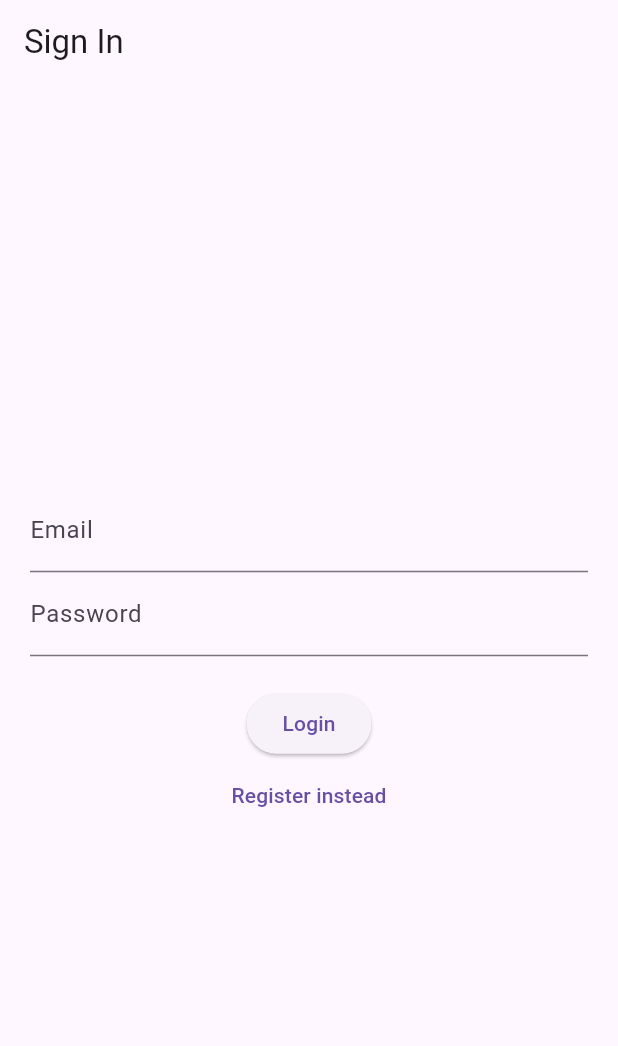
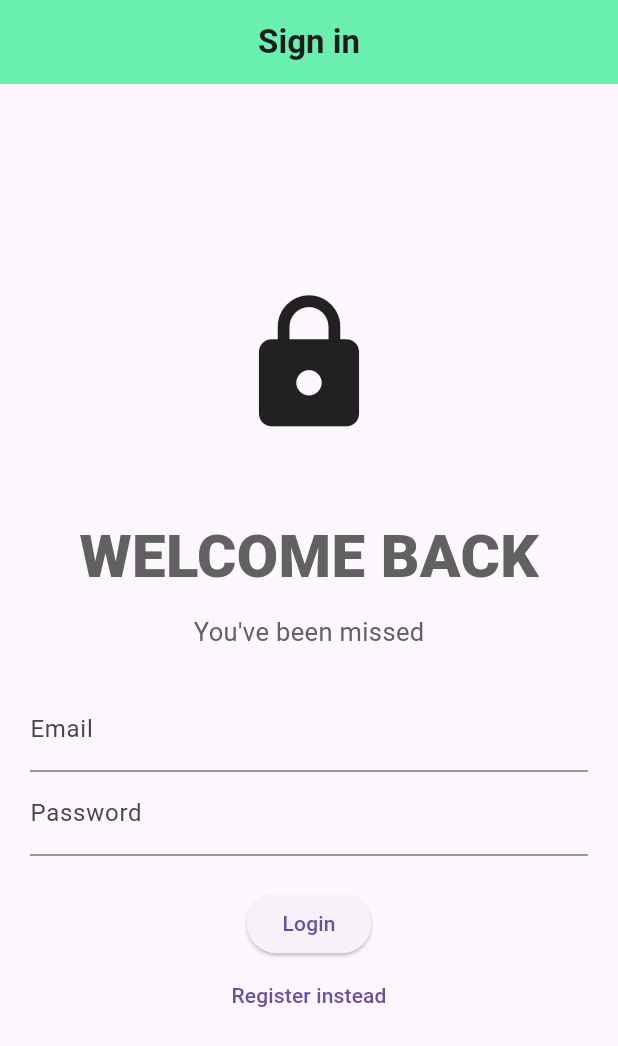
Before and after one commit to lifrocszh/2024-Orbital-6532, a Flutter app: the screen it shows after launch, on a phone screen of 412 x 824 dp. Shown: the top 1046 px of the screen. Run offline on Flutter 3.47's test engine with Material 3 defaults, Android fonts, the phone set to English and light mode, and no system bars; our stand-ins replace cloud_firestore, firebase_auth, firebase_core, table_calendar; accounts and stored records are empty.

Commit message:
Working on login page and register page

```diff
--- a/lib/pages/Auth/auth_page.dart
+++ b/lib/pages/Auth/auth_page.dart
@@ -11,14 +11,20 @@ class AuthPage extends StatefulWidget {
 
 class _AuthPageState extends State<AuthPage> {
   // initially it will show login page
-  bool showLoginpage = true;
+  bool showLoginPage = true;
+
+  void toggleScreens() {
+    setState(() {
+      showLoginPage = !showLoginPage;
+    });
+  }
 
   @override
   Widget build(BuildContext context) {
-    if (showLoginpage) {
-      return const LoginPage();
+    if (showLoginPage) {
+      return LoginPage(showRegisterPage: toggleScreens);
     } else {
-      return const RegisterPage();
+      return RegisterPage(showLoginPage: toggleScreens);
     }
   }
 }
--- a/lib/pages/login_page.dart
+++ b/lib/pages/login_page.dart
@@ -4,7 +4,7 @@ import '../auth.dart';
 
 class LoginPage extends StatefulWidget {
   final VoidCallback showRegisterPage;
-  const LoginPage({super.key});
+  const LoginPage({super.key, required this.showRegisterPage});
 
   @override
   State<LoginPage> createState() => _LoginPageState();
@@ -31,34 +31,18 @@ class _LoginPageState extends State<LoginPage> {
     }
   }
 
-  Future<void> createUserWithEmailAndPassword() async {
-    try {
-      await Auth().createUserWithEmailAndPassword(
-        email: _emailController.text,
-        password: _passwordController.text,
-      );
-    } on FirebaseAuthException catch (e) {
-      setState(() {
-        errorMessage = e.message;
-      });
-    }
-  }
-
-  Widget _title() {
-    return const Text('Sign In');
-  }
-
-  Widget _entryField(
-    String title,
-    TextEditingController controller,
-  ) {
-    return TextField(
-      controller: controller,
-      decoration: InputDecoration(
-        labelText: title,
-      ),
-    );
-  }
+  // Future<void> createUserWithEmailAndPassword() async {
+  //   try {
+  //     await Auth().createUserWithEmailAndPassword(
+  //       email: _emailController.text,
+  //       password: _passwordController.text,
+  //     );
+  //   } on FirebaseAuthException catch (e) {
+  //     setState(() {
+  //       errorMessage = e.message;
+  //     });
+  //   }
+  // }
 
   Widget _errorMessage() {
     return Text(errorMessage == '' ? '' : 'hmmm ? $errorMessage');
@@ -66,28 +50,34 @@ class _LoginPageState extends State<LoginPage> {
 
   Widget _submitButton() {
     return ElevatedButton(
-      onPressed:
-          isLogin ? signInWithEmailAndPassword : createUserWithEmailAndPassword,
-      child: Text(isLogin ? 'Login' : 'Register'),
+      onPressed: signInWithEmailAndPassword,
+      child: const Text('Login'),
     );
   }
 
-  Widget _loginOrRegisterButton() {
+  Widget _loginButton() {
     return TextButton(
-      onPressed: () {
-        setState(() {
-          isLogin = !isLogin;
-        });
-      },
-      child: Text(isLogin ? 'Register instead' : 'Login instead'),
-    );
+        onPressed: widget.showRegisterPage,
+        child: const Text('Register instead'));
+  }
+
+  @override
+  void dispose() {
+    _emailController.dispose();
+    _passwordController.dispose();
+    super.dispose();
   }
 
   @override
   Widget build(BuildContext context) {
     return Scaffold(
         appBar: AppBar(
-          title: _title(),
+          title: const Text(
+            'Sign in',
+            style: TextStyle(fontWeight: FontWeight.w600),
+          ),
+          centerTitle: true,
+          backgroundColor: Colors.greenAccent,
         ),
         body: Container(
             height: double.infinity,
@@ -97,12 +87,57 @@ class _LoginPageState extends State<LoginPage> {
               crossAxisAlignment: CrossAxisAlignment.center,
               mainAxisAlignment: MainAxisAlignment.center,
               children: <Widget>[
-                // _entryField('username', _usernameController),
-                _entryField('Email', _emailController),
-                _entryField('Password', _passwordController),
+                const SizedBox(height: 50),
+
+                // logo
+                const Icon(
+                  Icons.lock,
+                  size: 100,
+                ),
+
+                const SizedBox(height: 50),
+
+                // welcome back, you've been missed!
+                Text(
+                  'WELCOME BACK',
+                  style: TextStyle(
+                      color: Colors.grey[700],
+                      fontSize: 40,
+                      fontWeight: FontWeight.w900),
+                ),
+
+                const SizedBox(height: 10),
+
+                Text(
+                  'You\'ve been missed',
+                  style: TextStyle(
+                    color: Colors.grey[700],
+                    fontSize: 17,
+                  ),
+                ),
+
+                const SizedBox(height: 25),
+
+                TextField(
+                  controller: _emailController,
+                  decoration: const InputDecoration(
+                    labelText: 'Email',
+                  ),
+                ),
+
+                TextField(
+                  controller: _passwordController,
+                  obscureText: true,
+                  decoration: const InputDecoration(
+                    labelText: 'Password',
+                  ),
+                ),
+
                 _errorMessage(),
                 _submitButton(),
-                _loginOrRegisterButton(),
+                _loginButton(),
+
+                const SizedBox(height: 50),
               ],
             )));
   }
--- a/lib/widget_tree.dart
+++ b/lib/widget_tree.dart
@@ -1,6 +1,7 @@
 import 'package:orbital/auth.dart';
+import 'package:orbital/pages/Auth/auth_page.dart';
 import 'package:orbital/pages/home_page.dart';
-import 'package:orbital/pages/login_page.dart';
+// import 'package:orbital/pages/login_page.dart';
 import 'package:flutter/material.dart';
 
 class WidgetTree extends StatefulWidget {
@@ -22,7 +23,7 @@ class _WidgetTreeState extends State<WidgetTree> {
         } else {
           print('gg login page'); // remember change back to LoginPage()
 
-          return LoginPage();
+          return AuthPage();
         }
       },
     );
--- a/pubspec.yaml
+++ b/pubspec.yaml
@@ -39,7 +39,6 @@ dependencies:
   firebase_auth: ^5.1.0
   cloud_firestore: ^5.0.2
   firebase_storage: ^12.0.1
-  hive_flutter: ^1.1.0
 
 dev_dependencies:
   flutter_test:
```
Also changed, not shown: lib/pages/announcement_page.dart (+15 -2 lines), lib/pages/register_page.dart (+191 -202 lines), pubspec.lock, 1 other file.
